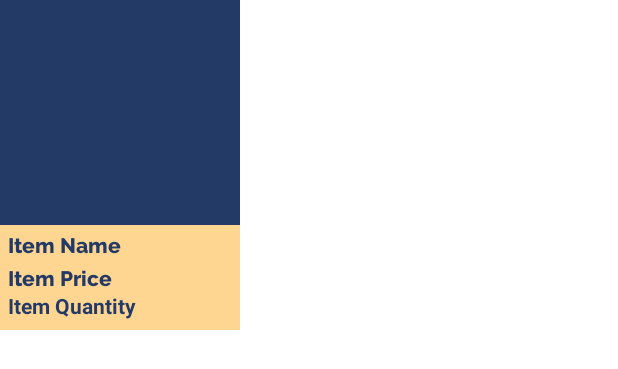
After one commit to dy-chrstn/Wonder-Pets_SwiftSell, an Android app: the layout item_product.xml on its own in the app's theme, with its tools: preview values and no code run, on a phone screen of 412 x 824 dp. The commit adds this screen. Shown: the top 369 px of the screen. Run offline under Robolectric (Android 15) with nearby library versions, the phone set to English and light mode, and no system bars.

Commit message:
Product List Added

```diff
--- a/app/src/main/AndroidManifest.xml
+++ b/app/src/main/AndroidManifest.xml
@@ -13,6 +13,9 @@
         android:theme="@style/Theme.ScanIt"
         tools:targetApi="31">
         <activity
+            android:name=".ProductListActivity"
+            android:exported="false" />
+        <activity
             android:name=".Signup"
             android:exported="false" />
         <activity
@@ -24,7 +27,6 @@
                 <category android:name="android.intent.category.LAUNCHER" />
             </intent-filter>
         </activity>
-
         <activity
             android:name=".AddProductActivity"
             android:exported="false" />
--- a/app/src/main/res/drawable/baseline_add_24.xml
+++ b/app/src/main/res/drawable/baseline_add_24.xml
@@ -1,5 +1,5 @@
-<vector android:height="48dp" android:tint="#FFD691"
+<vector android:height="24dp" android:tint="#FAC367"
     android:viewportHeight="24" android:viewportWidth="24"
-    android:width="48dp" xmlns:android="http://schemas.android.com/apk/res/android">
+    android:width="24dp" xmlns:android="http://schemas.android.com/apk/res/android">
     <path android:fillColor="@android:color/white" android:pathData="M19,13h-6v6h-2v-6H5v-2h6V5h2v6h6v2z"/>
 </vector>
--- /dev/null
+++ b/app/src/main/res/layout/item_product.xml
@@ -0,0 +1,51 @@
+<?xml version="1.0" encoding="utf-8"?>
+<LinearLayout xmlns:android="http://schemas.android.com/apk/res/android"
+    android:orientation="vertical"
+    android:background="@color/light_yellow"
+    android:layout_width="160dp"
+    android:layout_marginBottom="15dp"
+    android:layout_height="220dp">
+
+    <ImageView
+        android:contentDescription="@string/product_images_to_be_viewed"
+        android:id="@+id/imageViewProduct"
+        android:background="@color/blue"
+        android:layout_width="match_parent"
+        android:scaleType="centerCrop"
+        android:layout_height="150dp" />
+
+    <LinearLayout
+        android:layout_width="match_parent"
+        android:layout_height="wrap_content"
+        android:orientation="vertical">
+
+        <TextView
+            android:layout_margin="5dp"
+            android:id="@+id/textViewName"
+            android:layout_width="wrap_content"
+            android:layout_height="wrap_content"
+            android:textColorHint="@color/blue"
+            android:fontFamily="@font/raleway_extrabold"
+            android:hint="@string/item_name" />
+
+        <TextView
+            android:id="@+id/textViewPrice"
+            android:layout_width="wrap_content"
+            android:layout_height="wrap_content"
+            android:textColorHint="@color/blue"
+            android:layout_marginHorizontal="5dp"
+            android:fontFamily="@font/raleway_extrabold"
+            android:hint="@string/item_price" />
+
+        <TextView
+            android:id="@+id/textViewQuantity"
+            android:textStyle="bold"
+            android:textColorHint="@color/blue"
+            android:layout_marginHorizontal="5dp"
+            android:hint="@string/item_quantity"
+            android:layout_width="wrap_content"
+            android:layout_height="wrap_content" />
+
+    </LinearLayout>
+
+</LinearLayout>
--- a/app/src/main/res/values/strings.xml
+++ b/app/src/main/res/values/strings.xml
@@ -36,4 +36,9 @@
     <string name="pick_a_date">Pick a date</string>
     <string name="date">Date</string>
     <string name="select_expiration_date">Select Expiration Date</string>
+    <string name="press_to_navigate_in_product_form">Press to Navigate in Product Form</string>
+    <string name="item_quantity">Item Quantity</string>
+    <string name="item_price">Item Price</string>
+    <string name="item_name">Item Name</string>
+    <string name="product_images_to_be_viewed">Product Images to be viewed</string>
 </resources>
```
Also changed, not shown: app/src/main/java/com/example/scanit/HomeFragment.kt (+12 -10 lines), app/src/main/java/com/example/scanit/Product.kt (added, +8 -0 lines), app/src/main/java/com/example/scanit/ProductAdapter.kt (added, +53 -0 lines), app/src/main/java/com/example/scanit/ProductListActivity.kt (added, +70 -0 lines), app/src/main/res/layout/activity_product_list.xml (added, +37 -0 lines).
